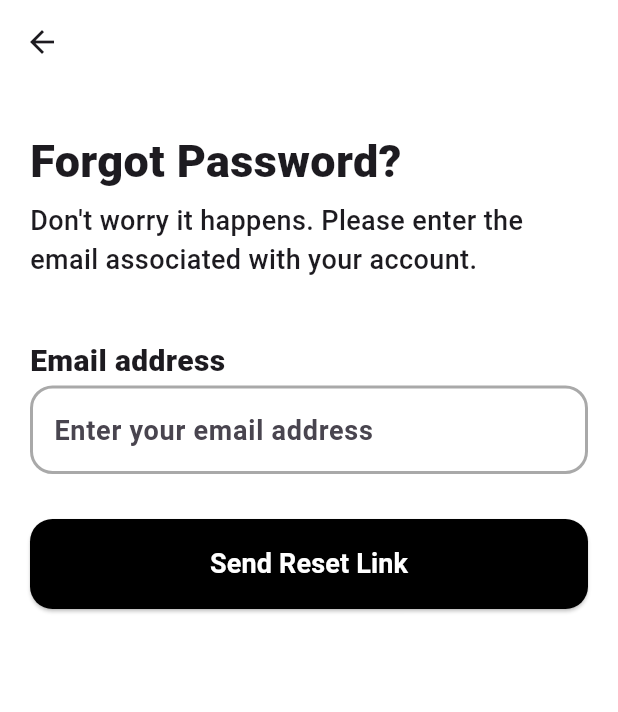
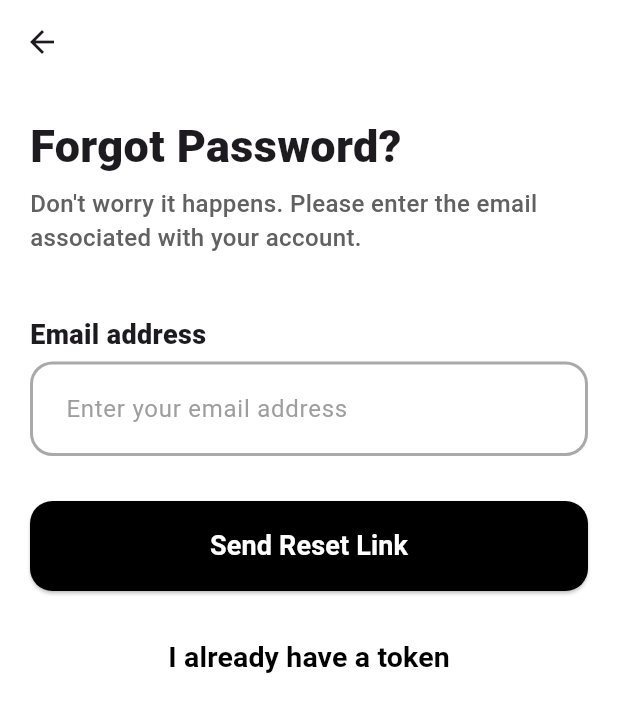
Before and after one commit to iftekar2/sureplan, a Flutter app: the ForgotPasswordPage screen opened directly, on a phone screen of 412 x 824 dp. Shown: the top 712 px of the screen. Run offline on Flutter 3.47's test engine with Material 3 defaults, Android fonts, the light colour scheme and no system bars; our stand-ins replace supabase_flutter; accounts and stored records are empty; network calls fail.

Commit message:
Allowing users to reset their password

```diff
--- a/lib/auth/authService.dart
+++ b/lib/auth/authService.dart
@@ -125,6 +125,18 @@ class AuthService {
     return await _supabase.auth.resetPasswordForEmail(email);
   }
 
+  // Verify OTP for password recovery
+  Future<AuthResponse> verifyOTP({
+    required String email,
+    required String token,
+  }) async {
+    return await _supabase.auth.verifyOTP(
+      email: email,
+      token: token,
+      type: OtpType.recovery,
+    );
+  }
+
   // Update password
   Future<void> updatePassword(String password) async {
     await _supabase.auth.updateUser(UserAttributes(password: password));
--- a/lib/forgot_password/forgotPasswordPage.dart
+++ b/lib/forgot_password/forgotPasswordPage.dart
@@ -1,6 +1,7 @@
 import 'package:flutter/material.dart';
 import 'package:sureplan/auth/authService.dart';
 import 'package:sureplan/login/loginPage.dart';
+import 'package:supabase_flutter/supabase_flutter.dart';
 
 class ForgotPasswordPage extends StatefulWidget {
   const ForgotPasswordPage({super.key});
@@ -11,6 +12,8 @@ class ForgotPasswordPage extends StatefulWidget {
 
 class _ForgotPasswordPageState extends State<ForgotPasswordPage> {
   final authService = AuthService();
+  bool _isResetMode = false; // Toggle between "Send Link" and "Reset Password"
+  bool _passwordVisible = false;
 
   final emailRegex = RegExp(
     r"^[a-zA-Z0-9._%+-]+@[a-zA-Z0-9.-]+\.[a-zA-Z]{2,}$",
@@ -27,25 +30,71 @@ class _ForgotPasswordPageState extends State<ForgotPasswordPage> {
   }
 
   final _emailController = TextEditingController();
+  final _tokenController = TextEditingController();
+  final _passwordController = TextEditingController();
+  final _formKey = GlobalKey<FormState>();
 
-  // Forgot password button pressed
-  void forgotPassword() async {
+  // Forgot password (Send Link) button pressed
+  void sendResetLink() async {
+    if (!_formKey.currentState!.validate()) return;
+
     final email = _emailController.text.trim();
 
     try {
       await authService.resetPassword(email);
 
-      // Check if widget is still mounted before navigation
       if (!mounted) return;
 
-      // Show success message with instructions
       ScaffoldMessenger.of(context).showSnackBar(
         SnackBar(
-          content: Text(
-            'Password reset link sent! Check your email and click the link to reset your password.',
+          content: Text('Password reset link sent! Check your email.'),
+          backgroundColor: Colors.green,
+          duration: Duration(seconds: 4),
         ),
+      );
+
+      // Optionally auto-switch to reset mode if they want to enter token manually
+      setState(() {
+        _isResetMode = true;
+      });
+    } catch (e) {
+      if (!mounted) return;
+      _showError(e);
+    }
+  }
+
+  // Verify Token and Reset Password
+  void verifyAndResetPassword() async {
+    if (!_formKey.currentState!.validate()) return;
+
+    final email = _emailController.text.trim();
+    final token = _tokenController.text.trim();
+    final password = _passwordController.text.trim();
+
+    // Basic validation
+    if (token.isEmpty || token.length < 6) {
+      _showError("Invalid token format.");
+      return;
+    }
+    if (password.isEmpty || password.length < 6) {
+      _showError("Password must be at least 6 characters.");
+      return;
+    }
+
+    try {
+      // 1. Verify OTP
+      await authService.verifyOTP(email: email, token: token);
+
+      // 2. Update Password
+      await authService.updatePassword(password);
+
+      if (!mounted) return;
+
+      ScaffoldMessenger.of(context).showSnackBar(
+        SnackBar(
+          content: Text('Password successfully updated! Please login.'),
           backgroundColor: Colors.green,
-          duration: Duration(seconds: 5),
+          duration: Duration(seconds: 3),
         ),
       );
 
@@ -55,19 +104,25 @@ class _ForgotPasswordPageState extends State<ForgotPasswordPage> {
         MaterialPageRoute(builder: (context) => const LoginPage()),
       );
     } catch (e) {
-      // Check if widget is still mounted before showing error
       if (!mounted) return;
+      _showError(e);
+    }
+  }
 
-      // Extract clean error message
+  void _showError(dynamic e) {
     String errorMessage = e.toString();
     if (errorMessage.startsWith('Exception: ')) {
       errorMessage = errorMessage.substring('Exception: '.length);
+    }
+    // Clean Supabase errors
+    if (errorMessage.contains("Token has expired") ||
+        errorMessage.contains("Invalid token")) {
+      errorMessage = "Invalid or expired token.";
     }
 
     ScaffoldMessenger.of(context).showSnackBar(
       SnackBar(content: Text(errorMessage), backgroundColor: Colors.red),
     );
-    }
   }
 
   @override
@@ -86,75 +141,94 @@ class _ForgotPasswordPageState extends State<ForgotPasswordPage> {
           ),
         ),
       ),
-
       backgroundColor: Colors.white,
       body: Padding(
-        padding: const EdgeInsets.symmetric(horizontal: 20, vertical: 30),
+        padding: const EdgeInsets.symmetric(horizontal: 20, vertical: 20),
+        child: SingleChildScrollView(
+          child: Form(
+            key: _formKey,
             child: Column(
+              crossAxisAlignment: CrossAxisAlignment.start,
               children: [
-            Align(
-              alignment: Alignment.centerLeft,
-              child: Text(
-                "Forgot Password?",
+                Text(
+                  _isResetMode ? "Reset Password" : "Forgot Password?",
                   style: TextStyle(fontSize: 30, fontWeight: FontWeight.w900),
                 ),
+                SizedBox(height: 5),
+                Text(
+                  _isResetMode
+                      ? "Enter the code sent to your email and your new password."
+                      : "Don't worry it happens. Please enter the email associated with your account.",
+                  style: TextStyle(
+                    fontSize: 16,
+                    fontWeight: FontWeight.w500,
+                    color: Colors.grey[700],
                   ),
-
-            SizedBox(height: 5),
-
-            Text(
-              "Don't worry it happens. Please enter the email associated with your account.",
-              style: TextStyle(fontSize: 18, fontWeight: FontWeight.w500),
                 ),
-
                 SizedBox(height: 40),
 
-            Align(
-              alignment: Alignment.centerLeft,
-              child: Text(
+                // Email Field (Always visible)
+                Text(
                   "Email address",
-                style: TextStyle(fontSize: 20, fontWeight: FontWeight.w800),
+                  style: TextStyle(fontSize: 18, fontWeight: FontWeight.w800),
                 ),
-            ),
-
-            SizedBox(height: 2),
-
+                SizedBox(height: 5),
                 TextFormField(
                   controller: _emailController,
                   validator: validateEmail,
-              decoration: InputDecoration(
-                border: OutlineInputBorder(
-                  borderRadius: BorderRadius.circular(15),
-                  borderSide: BorderSide(
-                    color: const Color.fromARGB(255, 169, 169, 169),
-                    width: 2.0,
-                  ),
-                ),
-
-                enabledBorder: OutlineInputBorder(
-                  borderRadius: BorderRadius.circular(15),
-                  borderSide: BorderSide(
-                    color: const Color.fromARGB(255, 169, 169, 169),
-                    width: 2.0,
-                  ),
-                ),
-
-                focusedBorder: OutlineInputBorder(
-                  borderRadius: BorderRadius.circular(15),
-                  borderSide: BorderSide(
-                    color: const Color.fromARGB(255, 169, 169, 169),
-                    width: 2.0,
-                  ),
-                ),
-
-                hintText: "Enter your email address",
-                hintStyle: TextStyle(fontSize: 18, fontWeight: FontWeight.w600),
-              ),
+                  decoration: _inputDecoration("Enter your email address"),
                   style: TextStyle(fontSize: 18),
                 ),
 
+                // Extra fields for Reset Mode
+                if (_isResetMode) ...[
+                  SizedBox(height: 20),
+                  Text(
+                    "Reset Token",
+                    style: TextStyle(fontSize: 18, fontWeight: FontWeight.w800),
+                  ),
+                  SizedBox(height: 5),
+                  TextFormField(
+                    controller: _tokenController,
+                    decoration: _inputDecoration("Enter 6-digit token"),
+                    style: TextStyle(fontSize: 18),
+                    validator: (val) =>
+                        val != null && val.isEmpty ? "Token required" : null,
+                  ),
+                  SizedBox(height: 20),
+                  Text(
+                    "New Password",
+                    style: TextStyle(fontSize: 18, fontWeight: FontWeight.w800),
+                  ),
+                  SizedBox(height: 5),
+                  TextFormField(
+                    controller: _passwordController,
+                    obscureText: !_passwordVisible,
+                    decoration: _inputDecoration("Enter new password").copyWith(
+                      suffixIcon: IconButton(
+                        icon: Icon(
+                          _passwordVisible
+                              ? Icons.visibility
+                              : Icons.visibility_off,
+                          color: Colors.grey,
+                        ),
+                        onPressed: () {
+                          setState(() {
+                            _passwordVisible = !_passwordVisible;
+                          });
+                        },
+                      ),
+                    ),
+                    style: TextStyle(fontSize: 18),
+                    validator: (val) => val != null && val.length < 6
+                        ? "Min 6 characters"
+                        : null,
+                  ),
+                ],
+
                 SizedBox(height: 30),
 
+                // Main Action Button
                 ElevatedButton(
                   style: ElevatedButton.styleFrom(
                     backgroundColor: Colors.black,
@@ -163,11 +237,11 @@ class _ForgotPasswordPageState extends State<ForgotPasswordPage> {
                     ),
                     minimumSize: Size(double.infinity, 60),
                   ),
-              onPressed: () {
-                forgotPassword();
-              },
+                  onPressed: _isResetMode
+                      ? verifyAndResetPassword
+                      : sendResetLink,
                   child: Text(
-                "Send Reset Link",
+                    _isResetMode ? "Update Password" : "Send Reset Link",
                     style: TextStyle(
                       fontSize: 18,
                       fontWeight: FontWeight.w700,
@@ -175,9 +249,69 @@ class _ForgotPasswordPageState extends State<ForgotPasswordPage> {
                     ),
                   ),
                 ),
+
+                SizedBox(height: 20),
+
+                // Toggle Mode Button
+                Center(
+                  child: TextButton(
+                    onPressed: () {
+                      setState(() {
+                        _isResetMode = !_isResetMode;
+                        _tokenController.clear();
+                        _passwordController.clear();
+                      });
+                    },
+                    child: Text(
+                      _isResetMode
+                          ? "I need a token"
+                          : "I already have a token",
+                      style: TextStyle(
+                        fontSize: 19,
+                        fontWeight: FontWeight.w600,
+                        color: Colors.black,
+                      ),
+                    ),
+                  ),
+                ),
               ],
+            ),
+          ),
         ),
       ),
     );
   }
+
+  InputDecoration _inputDecoration(String hint) {
+    return InputDecoration(
+      border: OutlineInputBorder(
+        borderRadius: BorderRadius.circular(15),
+        borderSide: BorderSide(
+          color: const Color.fromARGB(255, 169, 169, 169),
+          width: 2.0,
+        ),
+      ),
+      enabledBorder: OutlineInputBorder(
+        borderRadius: BorderRadius.circular(15),
+        borderSide: BorderSide(
+          color: const Color.fromARGB(255, 169, 169, 169),
+          width: 2.0,
+        ),
+      ),
+      focusedBorder: OutlineInputBorder(
+        borderRadius: BorderRadius.circular(15),
+        borderSide: BorderSide(
+          color: const Color.fromARGB(255, 169, 169, 169),
+          width: 2.0,
+        ),
+      ),
+      hintText: hint,
+      hintStyle: TextStyle(
+        fontSize: 16,
+        fontWeight: FontWeight.normal,
+        color: Colors.grey,
+      ),
+      contentPadding: EdgeInsets.symmetric(horizontal: 20, vertical: 18),
+    );
   }
+}
--- a/lib/main.dart
+++ b/lib/main.dart
@@ -1,7 +1,6 @@
 import 'package:flutter/material.dart';
 import 'package:supabase_flutter/supabase_flutter.dart';
 import 'package:sureplan/auth/authGate.dart';
-import 'package:sureplan/auth/googleSignInService.dart';
 
 void main() async {
   WidgetsFlutterBinding.ensureInitialized();
```
Lines whose indentation alone changed are shown as unchanged.
